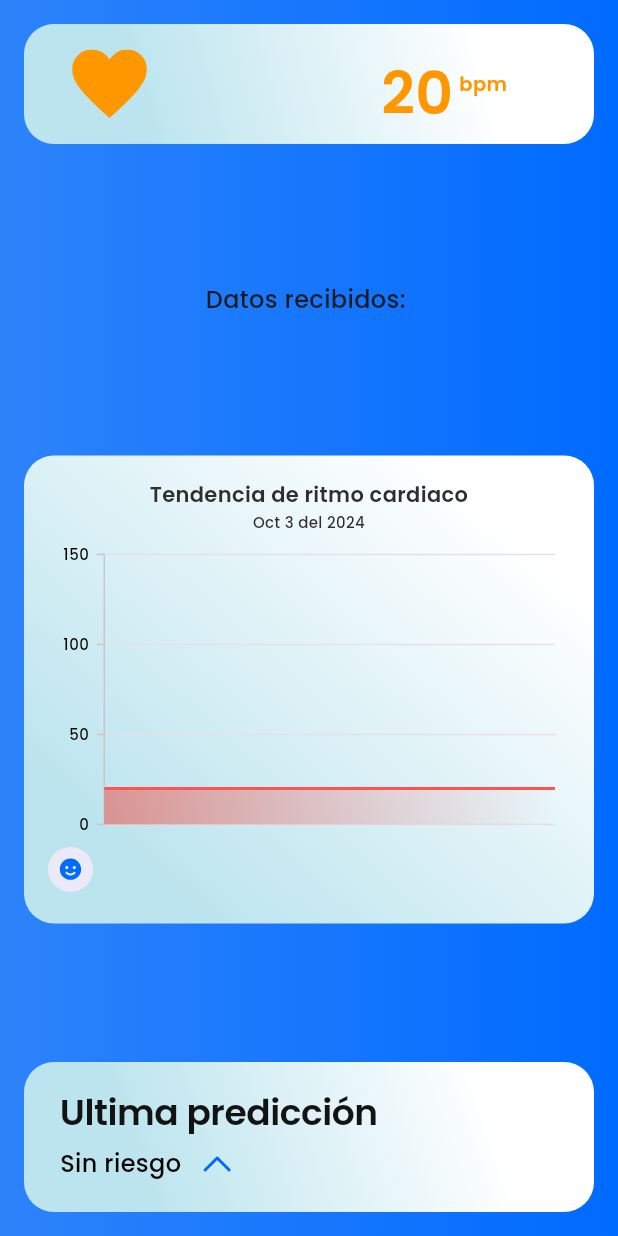
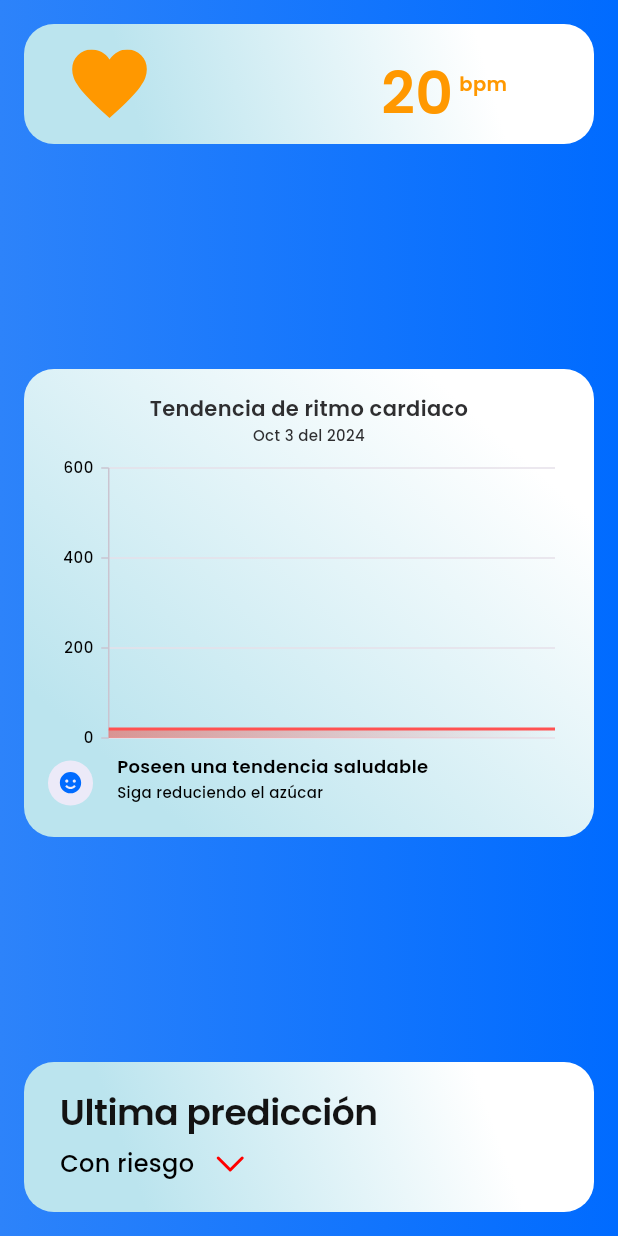
Before and after one commit to SamyuMT/Kibo, a Flutter app: the AnaliticaPage screen opened by its route, on a phone screen of 412 x 824 dp. Run offline on Flutter 3.47's test engine with Material 3 defaults, Android fonts, the phone set to English and light mode, and no system bars; our stand-ins replace audioplayers, custom_navigation_bar, flutter_blue_plus, flutter_easyloading, flutter_local_notifications, flutter_svg and 7 more; missing offline and left inert: android_intent_plus; accounts and stored records are empty; Roboto replaces fonts that are missing (Georgia).

Commit message:
ecg en la grafica... mas BLE

```diff
--- a/lib/app/controllers/analitica_controller.dart
+++ b/lib/app/controllers/analitica_controller.dart
@@ -35,7 +35,7 @@
 
 
   void updateHeartRateHistory1() {
-    if (heartRateHistory1.length >= 10) {
+    if (heartRateHistory1.length >= 50) {
       heartRateHistory1.removeAt(0);
     }
     heartRateHistory1.add(ChartData1(DateTime.now(), heartRate.value));
@@ -58,7 +58,7 @@
   void startHeartRateSimulation() {
     final random = Random();
 
-    Timer.periodic(const Duration(milliseconds: 800), (timer) {
+    Timer.periodic(const Duration(milliseconds: 40), (timer) {
       // Generar un valor aleatorio entre 20 y 150
       heartRate.value = int.tryParse(dataBt.value) ?? heartRate.value; // Usar el valor de dataBt
       //heartRate.value = 40 + random.nextInt(110);
@@ -97,7 +97,7 @@
             ),
             primaryYAxis: const NumericAxis(
               minimum: 0,
-              maximum: 150,
+              maximum: 600,
               isVisible: true,
               labelStyle: const TextStyle(
                 color: AppColors.negro,
@@ -130,7 +130,7 @@
                   ],
                   stops: const [0.0, 1.0],
                 ),
-                animationDuration: 600,
+                animationDuration: 10,
                 // Suavizar la animación
                 splineType: SplineType.monotonic, // Para una curva más suave
               ),
--- a/lib/app/ui/pages/home/analitica_pages.dart
+++ b/lib/app/ui/pages/home/analitica_pages.dart
@@ -81,12 +81,6 @@
             return HeartRete(
                 heartRateStream: widget.controller.heartRate.value);
           }),
-          Obx(() => Text(
-            'Datos recibidos: ${widget.controller.dataBt.value}',
-            style: const TextStyle(fontSize: 16,
-                fontFamily: 'Poppins',
-                fontWeight: FontWeight.w500),
-          )),
           Tendencia(controller: widget.controller),
           Widgetprediccion(controller: widget.controller),
           // Cambia el texto según el estado de activate
--- a/lib/main.dart
+++ b/lib/main.dart
@@ -22,7 +22,7 @@
 
   runApp(GetMaterialApp(
     debugShowCheckedModeBanner: false,
-    initialRoute: Routes.INITIAL,
+    initialRoute: Routes.NAVBAR,
     theme: appThemeData,
     defaultTransition: Transition.fade,
     initialBinding: LoginBindling(),
```
